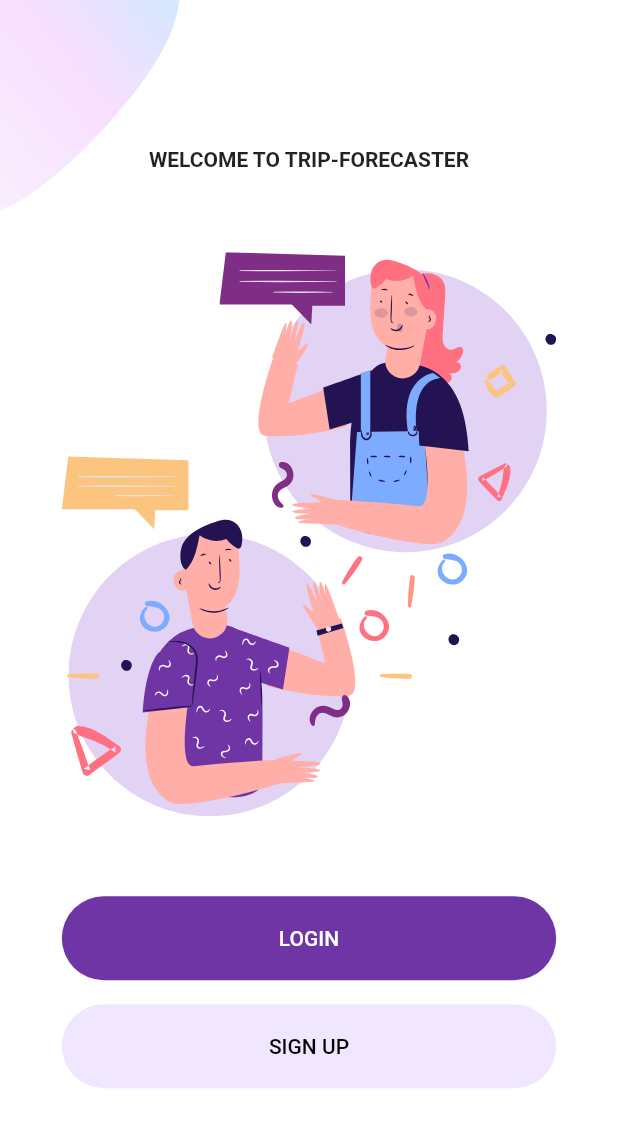
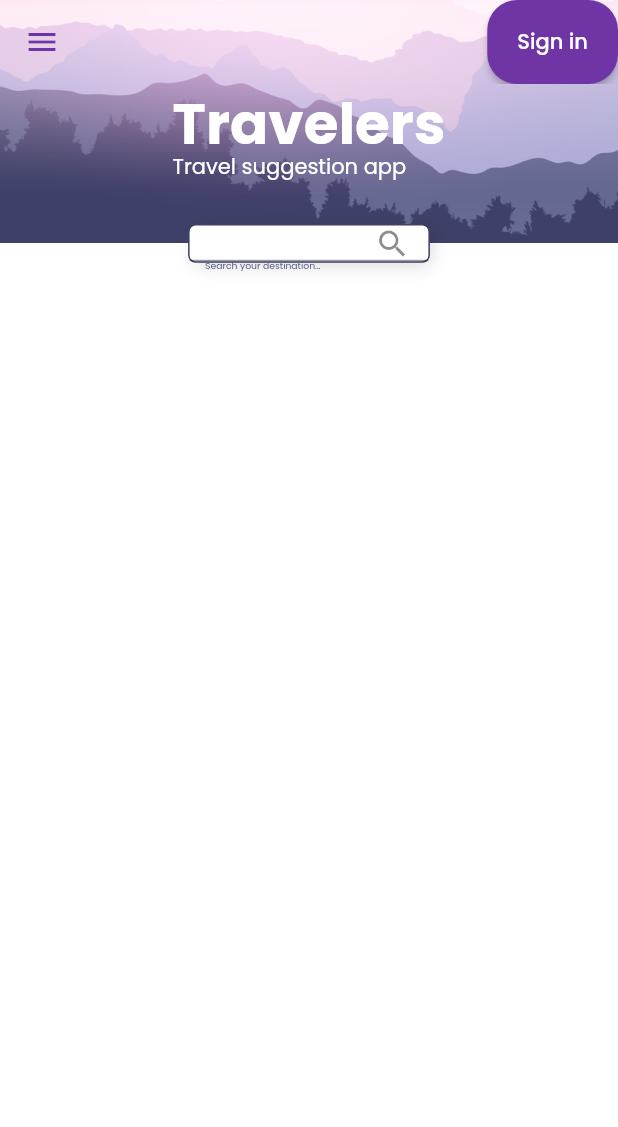
Before and after one commit to Wilb11/CS411_A5_Team10_Trip_Forecast, a Flutter app: the screen it shows after launch, on a phone screen of 412 x 824 dp. Shown: the top 1127 px of the screen. Run offline on Flutter 3.47's test engine with Material 2 defaults, Android fonts, the light colour scheme and no system bars; our stand-ins replace flutter_svg, google_fonts.

Commit message:
update yaml parameter

```diff
--- /dev/null
+++ b/main/trip_forecaster/lib/Screens/Home/body.dart
@@ -0,0 +1,29 @@
+import 'package:flutter/material.dart';
+import '../../responsive.dart';
+
+import 'home_header.dart';
+// import 'top_travelers.dart';
+
+class Body extends StatelessWidget {
+  @override
+  Widget build(BuildContext context) {
+    // You have to call SizeConfig on your starting page
+    SizeConfig().init(context);
+    return SingleChildScrollView(
+      clipBehavior: Clip.none,
+      child: SafeArea(
+        top: false,
+        child: Column(
+          children: [
+            HomeHeader(),
+            VerticalSpacing(),
+            // PopularPlaces(),
+            VerticalSpacing(),
+            // TopTravelers(),
+            VerticalSpacing(),
+          ],
+        ),
+      ),
+    );
+  }
+}
--- /dev/null
+++ b/main/trip_forecaster/lib/Screens/Home/home_header.dart
@@ -0,0 +1,52 @@
+import 'package:flutter/material.dart';
+import '../../responsive.dart';
+import 'search_fields.dart';
+
+// this is the top part of the home page
+class HomeHeader extends StatelessWidget {
+  // const HomeHeader({
+  //   required Key key,
+  // }) : super(key: key);
+  const HomeHeader({Key? key}) : super(key: key);
+
+  @override
+  Widget build(BuildContext context) {
+    return Padding(
+      padding: EdgeInsets.only(bottom: getProportionateScreenWidth(25)),
+    child: Stack(
+      clipBehavior: Clip.none,
+      alignment: Alignment.center,
+      children: [
+        Image.asset(
+          "assets/images/home_bg.png",
+          fit: BoxFit.cover,
+          width: double.infinity,
+          height: getProportionateScreenHeight(315),
+        ),
+        Column(
+          crossAxisAlignment: CrossAxisAlignment.start,
+          children: [
+            SizedBox(height: getProportionateScreenHeight(80)),
+            Text(
+              "Travelers",
+              style: TextStyle(
+                  fontSize: getProportionateScreenWidth(73),
+                  fontWeight: FontWeight.bold,
+                  color: Colors.white,
+                  height: 0.5),
+            ),
+            Text(
+              "Travel suggestion app",
+              style: TextStyle(color: Colors.white),
+            ),
+          ],
+        ),
+        Positioned(
+          bottom: getProportionateScreenWidth(-25),
+          child: SearchField(),
+        )
+      ],
+    ),
+    );
+  }
+}
--- /dev/null
+++ b/main/trip_forecaster/lib/Screens/Home/home_screen.dart
@@ -0,0 +1,16 @@
+import 'package:flutter/material.dart';
+import 'package:trip_forecaster/components/app_bar.dart';
+import 'package:trip_forecaster/Screens/Home/body.dart';
+
+class HomeScreen extends StatelessWidget {
+  @override
+  Widget build(BuildContext context) {
+    return Scaffold(
+      extendBodyBehindAppBar: true,
+      appBar: buildAppBar(context, isTransparent: true),
+      body: Body(),
+      // If you want to have something at the bellow part of the screen
+      // bottomNavigationBar:,
+    );
+  }
+}
--- /dev/null
+++ b/main/trip_forecaster/lib/Screens/Home/search_fields.dart
@@ -0,0 +1,48 @@
+import 'package:flutter/material.dart';
+import '../../responsive.dart';
+
+class SearchField extends StatelessWidget {
+  // const SearchField({
+  //   required Key key,
+  // }) : super(key: key);
+  const SearchField({Key? key}) : super(key: key);
+
+
+  @override
+  Widget build(BuildContext context) {
+    return Container(
+      width: getProportionateScreenWidth(313),
+      height: getProportionateScreenWidth(50),
+      decoration: BoxDecoration(
+        color: Colors.white,
+        borderRadius: BorderRadius.circular(5),
+        border: Border.all(
+          color: Color(0xFF3E4067),
+        ),
+        boxShadow: [
+          BoxShadow(
+            offset: Offset(3, 3),
+            blurRadius: 10,
+            color: Colors.black.withOpacity(0.16),
+            spreadRadius: -2,
+          )
+        ],
+      ),
+      child: TextField(
+        onChanged: (value) {},
+        decoration: InputDecoration(
+          hintText: "Search your destination…",
+          hintStyle: TextStyle(
+            fontSize: getProportionateScreenWidth(12),
+            color: Color(0xFF464A7E),
+          ),
+          suffixIcon: Icon(Icons.search),
+          contentPadding: EdgeInsets.symmetric(
+            horizontal: getProportionateScreenWidth(20),
+            vertical: getProportionateScreenWidth(10),
+          ),
+        ),
+      ),
+    );
+  }
+}
--- /dev/null
+++ b/main/trip_forecaster/lib/components/app_bar.dart
@@ -0,0 +1,61 @@
+import 'package:flutter/material.dart';
+import '../constants.dart';
+import '../signMain.dart';
+
+// this is the top part of the main web the three options and the sign in page
+AppBar buildAppBar(BuildContext context,
+    {bool isTransparent = false, String title = ''}) {
+  return AppBar(
+    backgroundColor: isTransparent ? Colors.transparent : Colors.white,
+    elevation: 0,
+    leading: IconButton(
+      icon: Icon(
+        Icons.menu,
+        color: kPrimaryColor,
+      ),
+      onPressed: () {},
+    ),
+    title: !isTransparent
+        ? Text(
+            isTransparent ? "" : title,
+            style: TextStyle(color: kTextColor),
+          )
+        : null,
+    centerTitle: true,
+    actions: [
+      // IconButton(
+      //   icon: ClipOval(child: Image.asset("assets/images/profile.png")),
+      //   onPressed: () {},
+      // )
+      //   ElevatedButton(
+      //   onPressed: () {
+      //     // Handle sign-in logic here
+      //   },
+      //   child: Text('Sign in'),
+      // )
+      ElevatedButton(
+        onPressed: () {
+          Navigator.push(
+            context,
+            MaterialPageRoute(
+              builder: (context) {
+                return signMain();
+              },
+            ),
+          );
+        },
+        style: ElevatedButton.styleFrom(
+          // elevation: 0,
+          shape: RoundedRectangleBorder(
+            // Adjust the value for the oval shape
+            borderRadius: BorderRadius.circular(20),
+          ),
+          minimumSize: Size(50, 20),
+          padding: EdgeInsets.symmetric(horizontal: 20, vertical: 16),
+          primary: kPrimaryColor,
+        ),
+        child: Text('Sign in'),
+      ),
+    ],
+  );
+}
--- a/main/trip_forecaster/lib/constants.dart
+++ b/main/trip_forecaster/lib/constants.dart
@@ -2,5 +2,13 @@ import 'package:flutter/material.dart';
 
 const kPrimaryColor = Color(0xFF6F35A5);
 const kPrimaryLightColor = Color(0xFFF1E6FF);
+const kTextColor = Color(0xFF3F4168);
+const kIconColor = Color(0xFF5E5E5E);
 
 const double defaultPadding = 16.0;
+
+final kDefualtShadow = BoxShadow(
+  offset: Offset(5, 5),
+  blurRadius: 10,
+  color: Color(0xFFE9E9E9).withOpacity(0.56),
+);
--- a/main/trip_forecaster/lib/main.dart
+++ b/main/trip_forecaster/lib/main.dart
@@ -153,47 +153,80 @@
 // }
 // ///////////////////////////////////////////
 // ///
+///////////////////////////////////////////////////////
+// import 'package:flutter/material.dart';
+// import 'package:trip_forecaster/Screens/Welcome/welcome_screen.dart';
+// import 'package:trip_forecaster/constants.dart';
+
+// void main() => runApp(const MyApp());
+
+// class MyApp extends StatelessWidget {
+//   const MyApp({Key? key}) : super(key: key);
+
+//   // This widget is the root of your application.
+//   @override
+//   Widget build(BuildContext context) {
+//     //Material APP is a widget in Flutter's Material Design library
+//     //that provides a pre-designed UI framework for building
+//     //material design-style apps. (Build in)
+//     return MaterialApp(
+//       debugShowCheckedModeBanner: false,
+//       title: 'Main signin_signup page',
+//       theme: ThemeData(
+//         // primary colour of the signin
+//           primaryColor: kPrimaryColor,
+//           scaffoldBackgroundColor: Colors.white,
+//           elevatedButtonTheme: ElevatedButtonThemeData(
+//             style: ElevatedButton.styleFrom(
+//               elevation: 0,
+//               primary: kPrimaryColor,
+//               shape: const StadiumBorder(),
+//               maximumSize: const Size(double.infinity, 56),
+//               minimumSize: const Size(double.infinity, 56),
+//             ),
+//           ),
+//           inputDecorationTheme: const InputDecorationTheme(
+//             filled: true,
+//             fillColor: kPrimaryLightColor,
+//             iconColor: kPrimaryColor,
+//             prefixIconColor: kPrimaryColor,
+//             contentPadding: EdgeInsets.symmetric(
+//                 horizontal: defaultPadding, vertical: defaultPadding),
+//             border: OutlineInputBorder(
+//               borderRadius: BorderRadius.all(Radius.circular(30)),
+//               borderSide: BorderSide.none,
+//             ),
+//           )),
+//       home: const WelcomeScreen(),
+//     );
+//   }
+// }
+
 import 'package:flutter/material.dart';
-// import 'package:flutter_auth/Screens/Welcome/welcome_screen.dart';
-import 'package:trip_forecaster/Screens/Welcome/welcome_screen.dart';
-import 'package:trip_forecaster/constants.dart';
+import 'package:google_fonts/google_fonts.dart';
+import '../../constants.dart';
+import 'package:trip_forecaster/Screens/Home/home_screen.dart';
 
-void main() => runApp(const MyApp());
+
+void main() {
+  runApp(MyApp());
+}
 
 class MyApp extends StatelessWidget {
-  const MyApp({Key? key}) : super(key: key);
-
   // This widget is the root of your application.
   @override
   Widget build(BuildContext context) {
     return MaterialApp(
       debugShowCheckedModeBanner: false,
-      title: 'Flutter Auth',
+      title: 'Travels App',
       theme: ThemeData(
-          primaryColor: kPrimaryColor,
-          scaffoldBackgroundColor: Colors.white,
-          elevatedButtonTheme: ElevatedButtonThemeData(
-            style: ElevatedButton.styleFrom(
-              elevation: 0,
-              primary: kPrimaryColor,
-              shape: const StadiumBorder(),
-              maximumSize: const Size(double.infinity, 56),
-              minimumSize: const Size(double.infinity, 56),
-            ),
-          ),
-          inputDecorationTheme: const InputDecorationTheme(
-            filled: true,
-            fillColor: kPrimaryLightColor,
-            iconColor: kPrimaryColor,
-            prefixIconColor: kPrimaryColor,
-            contentPadding: EdgeInsets.symmetric(
-                horizontal: defaultPadding, vertical: defaultPadding),
-            border: OutlineInputBorder(
-              borderRadius: BorderRadius.all(Radius.circular(30)),
-              borderSide: BorderSide.none,
-            ),
-          )),
-      home: const WelcomeScreen(),
+        brightness: Brightness.light,
+        scaffoldBackgroundColor: Colors.white,
+        textTheme:
+            GoogleFonts.poppinsTextTheme().apply(displayColor: kTextColor),
+        visualDensity: VisualDensity.adaptivePlatformDensity,
+      ),
+      home: HomeScreen(),
     );
   }
 }
--- a/main/trip_forecaster/lib/responsive.dart
+++ b/main/trip_forecaster/lib/responsive.dart
@@ -11,6 +11,7 @@ class Responsive extends StatelessWidget {
     this.tablet,
     required this.desktop,
   }) : super(key: key);
+
 
   static bool isMobile(BuildContext context) =>
       MediaQuery.of(context).size.width < 576;
@@ -34,3 +35,51 @@ class Responsive extends StatelessWidget {
     }
   }
 }
+class SizeConfig {
+  static MediaQueryData _mediaQueryData = MediaQueryData();
+  static double screenWidth = 0.0;
+  static double screenHeight = 0.0;
+  static double defaultSize = 0.0;
+  static Orientation orientation = _mediaQueryData.orientation;
+
+  void init(BuildContext context) {
+    _mediaQueryData = MediaQuery.of(context);
+    screenWidth = _mediaQueryData.size.width;
+    screenHeight = _mediaQueryData.size.height;
+    orientation = _mediaQueryData.orientation;
+  }
+}
+
+
+// Get the proportionate height as per screen size
+double getProportionateScreenHeight(double inputHeight) {
+  double screenHeight = SizeConfig.screenHeight;
+  // Our designer use iPhone 11 Pro, that's why we use 815.0
+  return (inputHeight / 1600.0) * screenHeight;
+}
+
+// Get the proportionate height as per screen size
+double getProportionateScreenWidth(double inputWidth) {
+  double screenWidth = SizeConfig.screenWidth;
+  // 414 is the layout width that designer use or you can say iPhone 11 Pro width
+  return (inputWidth / 800.0) * screenWidth;
+}
+
+// For add free space vertically
+class VerticalSpacing extends StatelessWidget {
+  const VerticalSpacing({
+    Key? key,
+    this.of = 25,
+  }) : super(key: key);
+  // const VerticalSpacing({Key? key}, this.of = 25,) : super(key: key);
+
+
+  final double of;
+
+  @override
+  Widget build(BuildContext context) {
+    return SizedBox(
+      height: getProportionateScreenHeight(of),
+    );
+  }
+}
--- /dev/null
+++ b/main/trip_forecaster/lib/signMain.dart
@@ -0,0 +1,47 @@
+import 'package:flutter/material.dart';
+import 'package:trip_forecaster/Screens/Welcome/welcome_screen.dart';
+import 'package:trip_forecaster/constants.dart';
+
+// void main() => runApp(const signMain());
+
+class signMain extends StatelessWidget {
+  const signMain({Key? key}) : super(key: key);
+
+  // This widget is the root of your application.
+  @override
+  Widget build(BuildContext context) {
+    //Material APP is a widget in Flutter's Material Design library
+    //that provides a pre-designed UI framework for building
+    //material design-style apps. (Build in)
+    return MaterialApp(
+      debugShowCheckedModeBanner: false,
+      title: 'Main signin_signup page',
+      theme: ThemeData(
+        // primary colour of the signin
+          primaryColor: kPrimaryColor,
+          scaffoldBackgroundColor: Colors.white,
+          elevatedButtonTheme: ElevatedButtonThemeData(
+            style: ElevatedButton.styleFrom(
+              elevation: 0,
+              primary: kPrimaryColor,
+              shape: const StadiumBorder(),
+              maximumSize: const Size(double.infinity, 56),
+              minimumSize: const Size(double.infinity, 56),
+            ),
+          ),
+          inputDecorationTheme: const InputDecorationTheme(
+            filled: true,
+            fillColor: kPrimaryLightColor,
+            iconColor: kPrimaryColor,
+            prefixIconColor: kPrimaryColor,
+            contentPadding: EdgeInsets.symmetric(
+                horizontal: defaultPadding, vertical: defaultPadding),
+            border: OutlineInputBorder(
+              borderRadius: BorderRadius.all(Radius.circular(30)),
+              borderSide: BorderSide.none,
+            ),
+          )),
+      home: const WelcomeScreen(),
+    );
+  }
+}
--- a/main/trip_forecaster/pubspec.yaml
+++ b/main/trip_forecaster/pubspec.yaml
@@ -36,10 +36,14 @@ dependencies:
   # Use with the CupertinoIcons class for iOS style icons.
   cupertino_icons: ^1.0.2
   firebase_core: ^2.9.0
-  firebase_auth: ^4.4.2
+  firebase_auth: ^4.0.0
   google_sign_in: ^6.1.0
+  # to allow us to use a svg file
   flutter_svg: ^2.0.5
   flutter_auth: ^0.0.1
+  google_fonts: ^4.0.3
+  # Date and number formatting and parsing
+  intl: ^0.17.0
 
 
 
```
